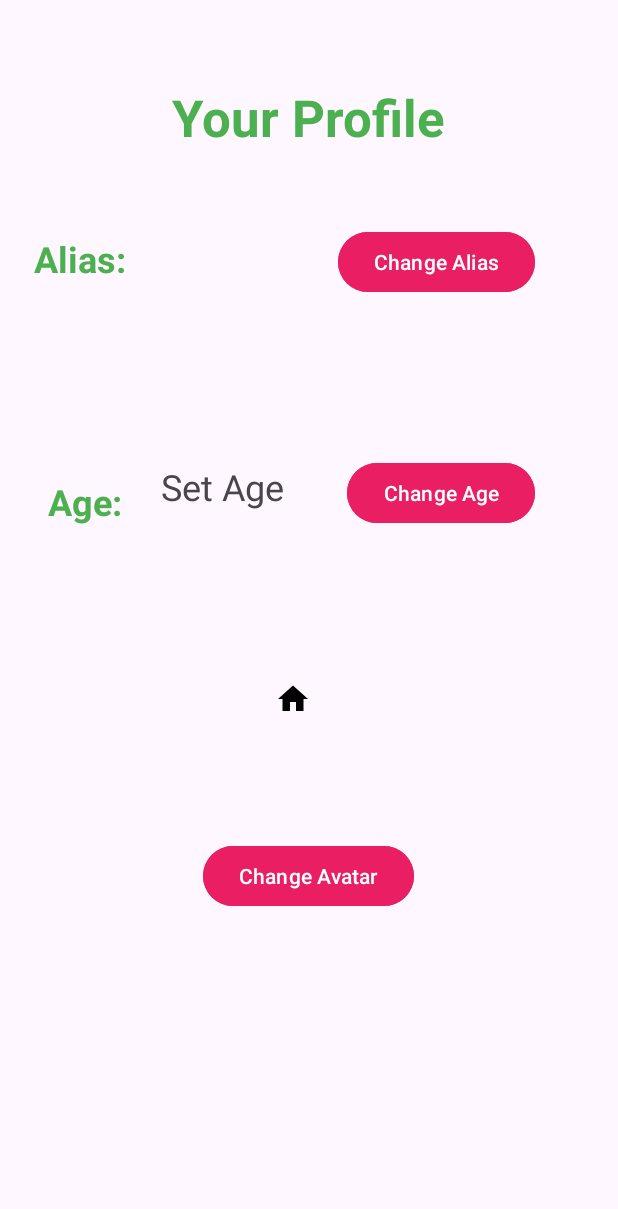
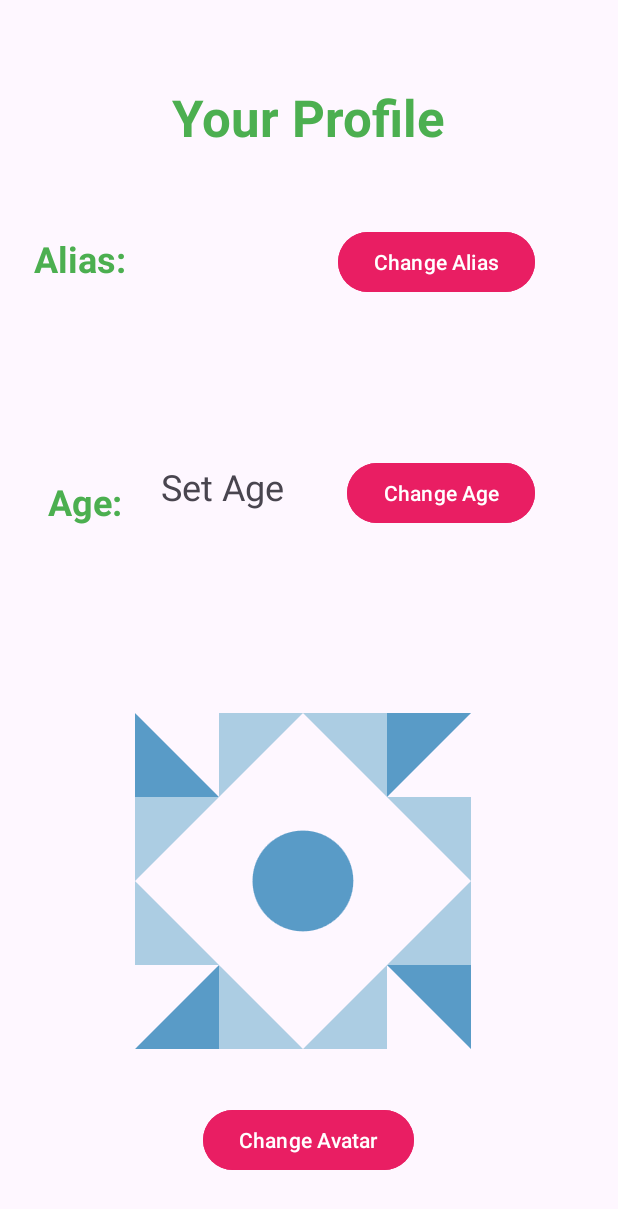
Before and after one commit to SergioPasMes/HelloWorldMAD26, an Android app: the ProfileActivity screen opened directly, with no data from a screen before it, in the side drawer, after a tap on "Profile", on a phone screen of 412 x 824 dp. Shown: the top 1209 px of the screen. Run offline under Robolectric (Android 15) with nearby library versions, the phone set to English and light mode, and no system bars.

Commit message:
Integrate profile picture system with ProfileActivity Removed resource-id-based profile pictures from `ProfileActivity`, as well as the custom profile picture picker, which has been replaced with `ProfilePicturePickerManager`.

```diff
--- a/app/src/main/java/es/upm/etsisi/mad/helloworld/AvatarAdapter.kt
+++ /dev/null
@@ -1,16 +0,0 @@
-package es.upm.etsisi.mad.helloworld
-
-class AvatarAdapter(private val context: android.content.Context, private val imageIds: List<Int>) : android.widget.BaseAdapter() {
-    override fun getCount() = imageIds.size
-    override fun getItem(p: Int) = imageIds[p]
-    override fun getItemId(p: Int) = p.toLong()
-
-    override fun getView(p: Int, convertView: android.view.View?, parent: android.view.ViewGroup?): android.view.View {
-        val img = (convertView as? android.widget.ImageView) ?: android.widget.ImageView(context).apply {
-            layoutParams = android.widget.AbsListView.LayoutParams(250, 250) // Size in pixels
-            scaleType = android.widget.ImageView.ScaleType.CENTER_CROP
-        }
-        img.setImageResource(imageIds[p])
-        return img
-    }
-}
--- a/app/src/main/java/es/upm/etsisi/mad/helloworld/ProfileActivity.kt
+++ b/app/src/main/java/es/upm/etsisi/mad/helloworld/ProfileActivity.kt
@@ -4,11 +4,9 @@ import android.app.AlertDialog
 import android.content.Intent
 import android.location.Location
 import android.os.Bundle
-import android.util.Log
 import android.view.MenuItem
 import android.widget.Button
 import android.widget.EditText
-import android.widget.GridView
 import android.widget.ImageView
 import android.widget.TextView
 import android.widget.Toast
@@ -22,13 +20,6 @@ import com.google.android.material.navigation.NavigationView
 
 class ProfileActivity : AppCompatActivity(),
 NavigationView.OnNavigationItemSelectedListener {
-
-    private val avatarMap = mapOf(
-        "default_avatar" to R.drawable.home_icon, // CHANGE "home_icon" TO "default_avatar"
-        "avatar1" to R.drawable.location_icon,
-        "avatar2" to R.drawable.profile_icon,
-        "avatar3" to R.drawable.ic_launcher_foreground
-    )
 
     private lateinit var drawerLayout: DrawerLayout
 
@@ -51,15 +42,11 @@ NavigationView.OnNavigationItemSelectedListener {
         navView.setNavigationItemSelectedListener(this)
 
         val avatarImage = findViewById<ImageView>(R.id.avatarImage)
-        val savedName = ProfilePreferences.getProfilePic(this)
+        // If not found, use default avatar.
+        val savedName = ProfilePreferences.getProfilePic(this).ifBlank { ProfilePreferences.DEFAULT_PFP }
+        val profilePictureImage = ProfilePictureManager.getImage(this, savedName)!!
 
-        // Convert name to ID. If not found, use default_avatar
-        val resId = if (savedName.isNotBlank()) {
-            resources.getIdentifier(savedName, "drawable", packageName)
-        } else {
-            R.drawable.home_icon  // CHANGE "home_icon" TO "default_avatar"
-        }
-        avatarImage.setImageResource(if (resId != 0) resId else R.drawable.home_icon) // CHANGE "home_icon" TO "default_avatar"
+        avatarImage.setImageBitmap(profilePictureImage.toBitmap())
 
         showCurrentProfileData()
 
@@ -88,9 +75,9 @@ NavigationView.OnNavigationItemSelectedListener {
         val savedAge = ProfilePreferences.getAge(this)
         ageText.text = if (savedAge > 0) savedAge.toString() else "Set Age"
 
-        val savedImageName = ProfilePreferences.getProfilePic(this)
-        val resId = avatarMap[savedImageName] ?: R.drawable.home_icon // CHANGE TO "home_icon" to "default_avatar"
-        avatarImage.setImageResource(resId)
+        val savedImageName = ProfilePreferences.getProfilePic(this).ifBlank { ProfilePreferences.DEFAULT_PFP }
+        val savedImage = ProfilePictureManager.getImage(this, savedImageName)!!
+        avatarImage.setImageBitmap(savedImage.toBitmap())
     }
 
     private fun showUserAliasDialogue() {
@@ -154,25 +141,12 @@ NavigationView.OnNavigationItemSelectedListener {
     }
 
     private fun showUserAvatarDialogue() {
-        val builder = AlertDialog.Builder(this)
-        builder.setTitle("Select an Avatar")
+        val profileImages = ProfilePictureManager.getAllImages(this)
 
-        // Get lists from our map
-        val names = avatarMap.keys.toList()
-        val ids = avatarMap.values.toList()
-
-        val gridView = layoutInflater.inflate(R.layout.dialog_avatar_picker, null) as GridView
-        gridView.adapter = AvatarAdapter(this, ids)
-        builder.setView(gridView)
-
-        val dialog = builder.create()
-
-        gridView.setOnItemClickListener { _, _, position, _ ->
-            ProfilePreferences.setProfilePic(this, names[position])
+        ProfilePicturePickerManager(this, profileImages) { image ->
+            ProfilePreferences.setProfilePic(this, image.name)
             showCurrentProfileData()
-            dialog.dismiss()
-        }
-        dialog.show()
+        }.show()
     }
 
     override fun onNavigationItemSelected(item: MenuItem): Boolean {
```
